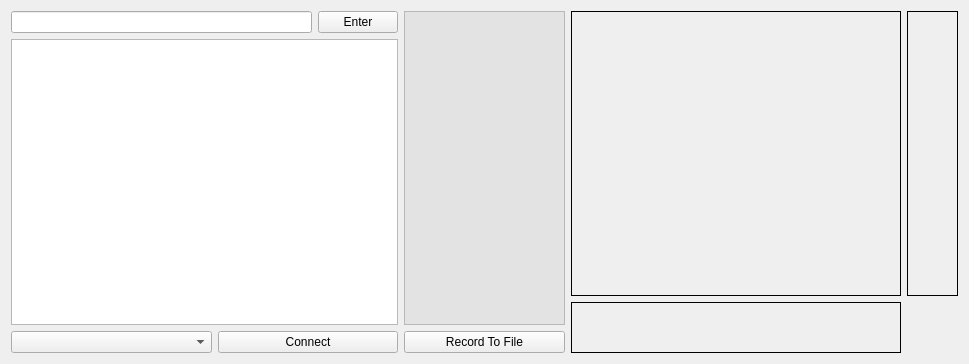
Qt form UI Source code/ArduEye_UI/ArduEyeUI.ui (centeye/ArduEye-Serial-UI) before a commit.
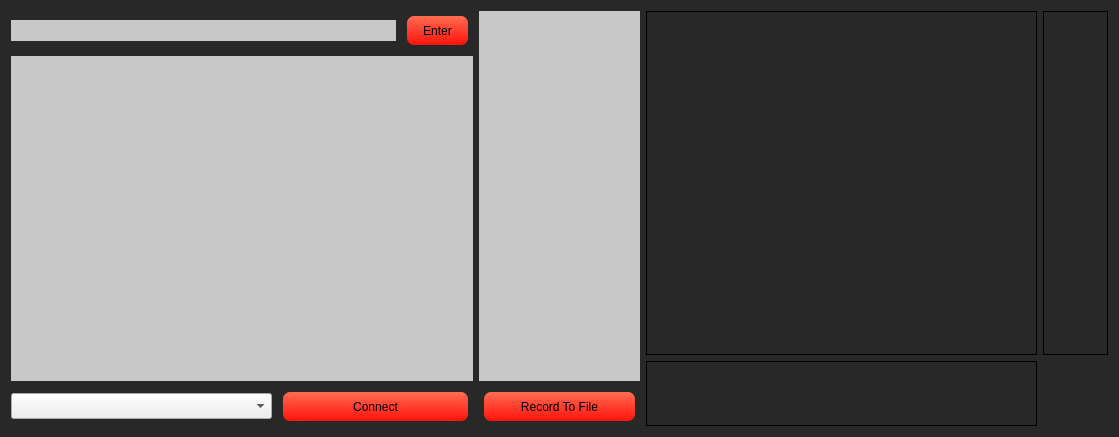
The same form after that commit.

```diff
--- a/UI Source code/ArduEye_UI/ArduEyeUI.ui
+++ b/UI Source code/ArduEye_UI/ArduEyeUI.ui
@@ -6,13 +6,155 @@
    <rect>
     <x>0</x>
     <y>0</y>
-    <width>969</width>
-    <height>364</height>
+    <width>1119</width>
+    <height>437</height>
    </rect>
   </property>
+  <property name="palette">
+   <palette>
+    <active>
+     <colorrole role="Button">
+      <brush brushstyle="SolidPattern">
+       <color alpha="255">
+        <red>145</red>
+        <green>151</green>
+        <blue>232</blue>
+       </color>
+      </brush>
+     </colorrole>
+     <colorrole role="Mid">
+      <brush brushstyle="SolidPattern">
+       <color alpha="255">
+        <red>124</red>
+        <green>124</green>
+        <blue>128</blue>
+       </color>
+      </brush>
+     </colorrole>
+     <colorrole role="Base">
+      <brush brushstyle="SolidPattern">
+       <color alpha="255">
+        <red>252</red>
+        <green>252</green>
+        <blue>252</blue>
+       </color>
+      </brush>
+     </colorrole>
+     <colorrole role="Window">
+      <brush brushstyle="SolidPattern">
+       <color alpha="255">
+        <red>40</red>
+        <green>40</green>
+        <blue>40</blue>
+       </color>
+      </brush>
+     </colorrole>
+    </active>
+    <inactive>
+     <colorrole role="Button">
+      <brush brushstyle="SolidPattern">
+       <color alpha="255">
+        <red>145</red>
+        <green>151</green>
+        <blue>232</blue>
+       </color>
+      </brush>
+     </colorrole>
+     <colorrole role="Mid">
+      <brush brushstyle="SolidPattern">
+       <color alpha="255">
+        <red>124</red>
+        <green>124</green>
+        <blue>128</blue>
+       </color>
+      </brush>
+     </colorrole>
+     <colorrole role="Base">
+      <brush brushstyle="SolidPattern">
+       <color alpha="255">
+        <red>252</red>
+        <green>252</green>
+        <blue>252</blue>
+       </color>
+      </brush>
+     </colorrole>
+     <colorrole role="Window">
+      <brush brushstyle="SolidPattern">
+       <color alpha="255">
+        <red>40</red>
+        <green>40</green>
+        <blue>40</blue>
+       </color>
+      </brush>
+     </colorrole>
+    </inactive>
+    <disabled>
+     <colorrole role="Button">
+      <brush brushstyle="SolidPattern">
+       <color alpha="255">
+        <red>145</red>
+        <green>151</green>
+        <blue>232</blue>
+       </color>
+      </brush>
+     </colorrole>
+     <colorrole role="Mid">
+      <brush brushstyle="SolidPattern">
+       <color alpha="255">
+        <red>124</red>
+        <green>124</green>
+        <blue>128</blue>
+       </color>
+      </brush>
+     </colorrole>
+     <colorrole role="Base">
+      <brush brushstyle="SolidPattern">
+       <color alpha="255">
+        <red>40</red>
+        <green>40</green>
+        <blue>40</blue>
+       </color>
+      </brush>
+     </colorrole>
+     <colorrole role="Window">
+      <brush brushstyle="SolidPattern">
+       <color alpha="255">
+        <red>40</red>
+        <green>40</green>
+        <blue>40</blue>
+       </color>
+      </brush>
+     </colorrole>
+    </disabled>
+   </palette>
+  </property>
   <property name="windowTitle">
    <string>ArduEyeUI</string>
   </property>
+  <property name="styleSheet">
+   <string notr="true">QPushButton{
+background-color: QLinearGradient( x1: 0, y1: 0, x2: 0, y2: 1, stop: 0 #FF6C52,  stop: 1 #FF120B);
+border-radius: 3px;
+min-height: 23px;
+border: none;
+border-radius: 7;
+padding: 3px;
+padding-left: 7px;
+padding-right: 7px;
+margin: 5px;
+}
+QLineEdit{
+background-color: rgb(200, 200, 200);
+border-color: rgb(200, 200, 200);
+border-style: solid;
+}
+QTextEdit{
+background-color: rgb(200, 200, 200);
+border-color: rgb(200, 200, 200);
+border-style: solid;
+}
+</string>
+  </property>
   <layout class="QGridLayout" name="gridLayout_2">
    <item row="0" column="0">
     <layout class="QHBoxLayout" name="horizontalLayout_3">
@@ -21,10 +163,23 @@
        <item>
         <layout class="QHBoxLayout" name="horizontalLayout_2">
          <item>
-          <widget class="QLineEdit" name="CmdEdit"/>
+          <widget class="QLineEdit" name="CmdEdit">
+           <property name="minimumSize">
+            <size>
+             <width>0</width>
+             <height>21</height>
+            </size>
+           </property>
+          </widget>
          </item>
          <item>
-          <widget class="QPushButton" name="findButton">
+          <widget class="QPushButton" name="enterButton">
+           <property name="minimumSize">
+            <size>
+             <width>71</width>
+             <height>39</height>
+            </size>
+           </property>
            <property name="text">
             <string>Enter</string>
            </property>
@@ -34,10 +189,22 @@
        </item>
        <item>
         <widget class="QTextEdit" name="textEdit">
+         <property name="sizePolicy">
+          <sizepolicy hsizetype="Preferred" vsizetype="Expanding">
+           <horstretch>0</horstretch>
+           <verstretch>0</verstretch>
+          </sizepolicy>
+         </property>
          <property name="minimumSize">
           <size>
-           <width>256</width>
-           <height>0</height>
+           <width>381</width>
+           <height>192</height>
+          </size>
+         </property>
+         <property name="maximumSize">
+          <size>
+           <width>1200</width>
+           <height>1200</height>
           </size>
          </property>
          <property name="frameShape">
@@ -51,14 +218,23 @@
           <widget class="QComboBox" name="PortSelect">
            <property name="minimumSize">
             <size>
-             <width>201</width>
-             <height>0</height>
+             <width>261</width>
+             <height>26</height>
             </size>
            </property>
           </widget>
          </item>
          <item>
           <widget class="QPushButton" name="ConnectButton">
+           <property name="minimumSize">
+            <size>
+             <width>101</width>
+             <height>39</height>
+            </size>
+           </property>
+           <property name="styleSheet">
+            <string notr="true"/>
+           </property>
            <property name="text">
             <string>Connect</string>
            </property>
@@ -81,7 +257,7 @@
          <property name="minimumSize">
           <size>
            <width>161</width>
-           <height>192</height>
+           <height>241</height>
           </size>
          </property>
          <property name="maximumSize">
@@ -93,33 +269,87 @@
          <property name="palette">
           <palette>
            <active>
+            <colorrole role="Button">
+             <brush brushstyle="SolidPattern">
+              <color alpha="255">
+               <red>200</red>
+               <green>200</green>
+               <blue>200</blue>
+              </color>
+             </brush>
+            </colorrole>
             <colorrole role="Base">
              <brush brushstyle="SolidPattern">
               <color alpha="255">
-               <red>227</red>
-               <green>227</green>
-               <blue>227</blue>
+               <red>200</red>
+               <green>200</green>
+               <blue>200</blue>
+              </color>
+             </brush>
+            </colorrole>
+            <colorrole role="Window">
+             <brush brushstyle="SolidPattern">
+              <color alpha="255">
+               <red>200</red>
+               <green>200</green>
+               <blue>200</blue>
               </color>
              </brush>
             </colorrole>
            </active>
            <inactive>
+            <colorrole role="Button">
+             <brush brushstyle="SolidPattern">
+              <color alpha="255">
+               <red>200</red>
+               <green>200</green>
+               <blue>200</blue>
+              </color>
+             </brush>
+            </colorrole>
             <colorrole role="Base">
              <brush brushstyle="SolidPattern">
               <color alpha="255">
-               <red>227</red>
-               <green>227</green>
-               <blue>227</blue>
+               <red>200</red>
+               <green>200</green>
+               <blue>200</blue>
+              </color>
+             </brush>
+            </colorrole>
+            <colorrole role="Window">
+             <brush brushstyle="SolidPattern">
+              <color alpha="255">
+               <red>200</red>
+               <green>200</green>
+               <blue>200</blue>
               </color>
              </brush>
             </colorrole>
            </inactive>
            <disabled>
+            <colorrole role="Button">
+             <brush brushstyle="SolidPattern">
+              <color alpha="255">
+               <red>200</red>
+               <green>200</green>
+               <blue>200</blue>
+              </color>
+             </brush>
+            </colorrole>
             <colorrole role="Base">
              <brush brushstyle="SolidPattern">
               <color alpha="255">
-               <red>212</red>
-               <green>208</green>
+               <red>200</red>
+               <green>200</green>
+               <blue>200</blue>
+              </color>
+             </brush>
+            </colorrole>
+            <colorrole role="Window">
+             <brush brushstyle="SolidPattern">
+              <color alpha="255">
+               <red>200</red>
+               <green>200</green>
                <blue>200</blue>
               </color>
              </brush>
@@ -131,6 +361,18 @@
        </item>
        <item>
         <widget class="QPushButton" name="FileRecordButton">
+         <property name="minimumSize">
+          <size>
+           <width>161</width>
+           <height>39</height>
+          </size>
+         </property>
+         <property name="maximumSize">
+          <size>
+           <width>16777215</width>
+           <height>16777215</height>
+          </size>
+         </property>
          <property name="text">
           <string>Record To File</string>
          </property>
@@ -150,8 +392,8 @@
          </property>
          <property name="minimumSize">
           <size>
-           <width>321</width>
-           <height>271</height>
+           <width>391</width>
+           <height>331</height>
           </size>
          </property>
          <property name="maximumSize">
@@ -175,13 +417,13 @@
         <widget class="QLabel" name="OpticY_Label">
          <property name="minimumSize">
           <size>
-           <width>51</width>
-           <height>271</height>
+           <width>65</width>
+           <height>331</height>
           </size>
          </property>
          <property name="maximumSize">
           <size>
-           <width>1200</width>
+           <width>65</width>
            <height>1200</height>
           </size>
          </property>
@@ -195,16 +437,22 @@
        </item>
        <item row="1" column="0">
         <widget class="QLabel" name="OpticX_Label">
+         <property name="sizePolicy">
+          <sizepolicy hsizetype="Preferred" vsizetype="Preferred">
+           <horstretch>0</horstretch>
+           <verstretch>0</verstretch>
+          </sizepolicy>
+         </property>
          <property name="minimumSize">
           <size>
-           <width>321</width>
-           <height>51</height>
+           <width>391</width>
+           <height>65</height>
           </size>
          </property>
          <property name="maximumSize">
           <size>
            <width>1200</width>
-           <height>1200</height>
+           <height>65</height>
           </size>
          </property>
          <property name="frameShape">
```
Left out of the diff: 2 changed lines with no effect on the pictures.
